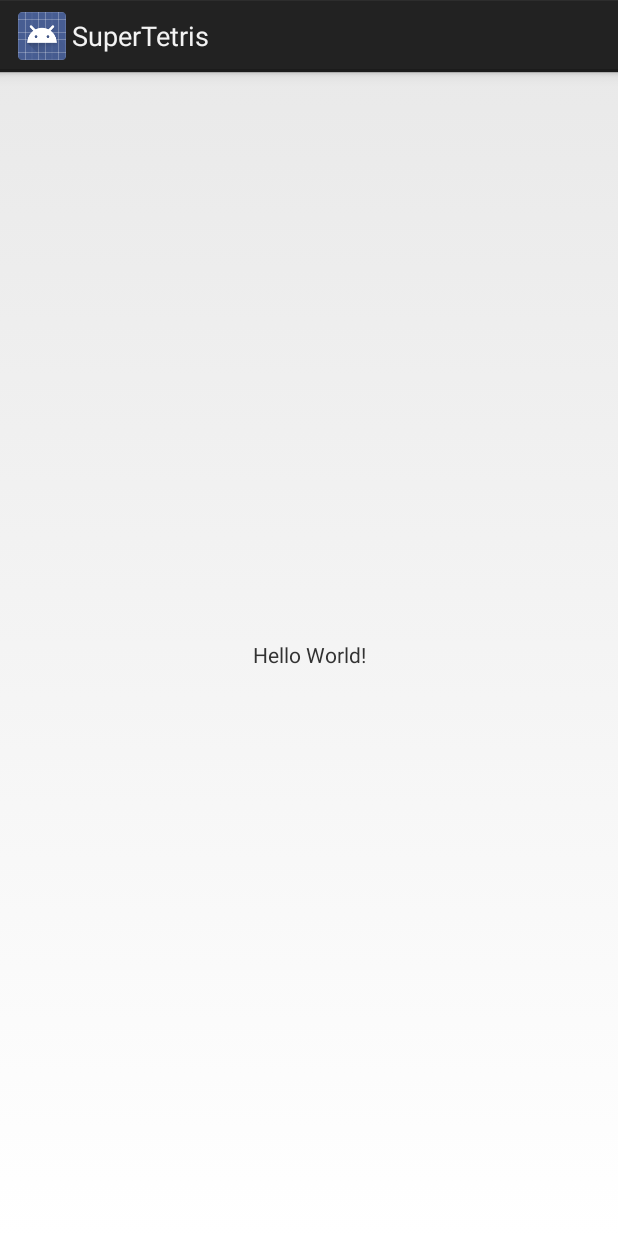
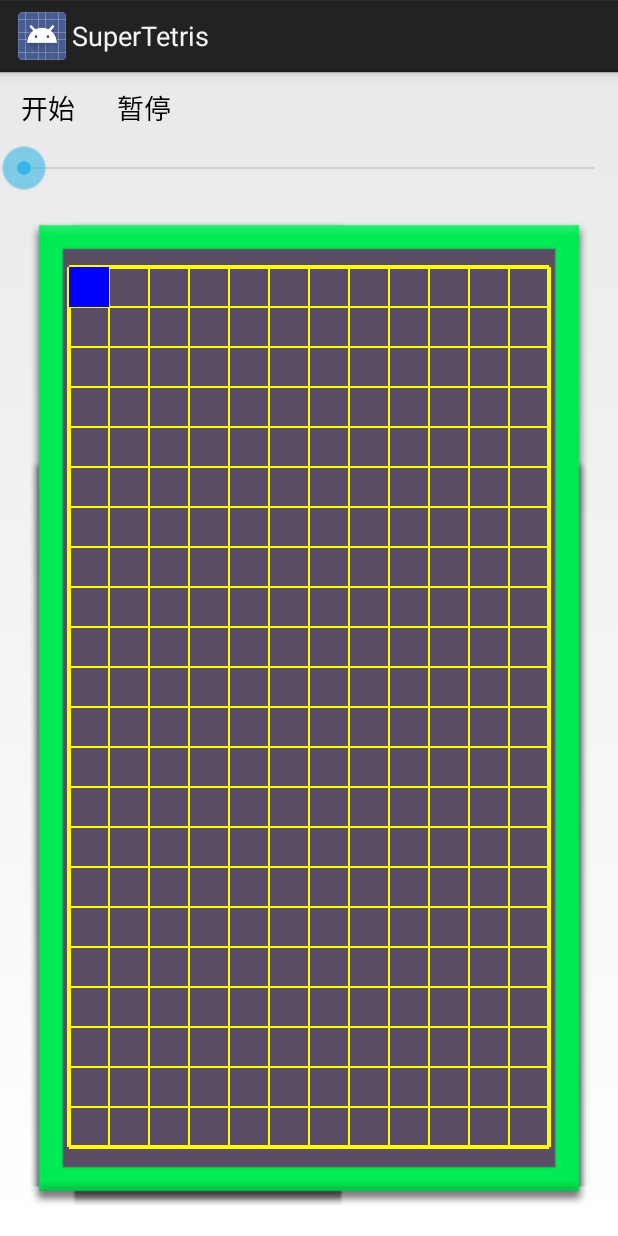
Before and after one commit to loongstone/super_tetris, an Android app: the screen it shows after launch (MainActivity), on a phone screen of 412 x 824 dp. Run offline under Robolectric (Android 15) with nearby library versions, the phone set to English and light mode, and no system bars.

Commit message:
初步完成绘制方格的逻辑,并加入简单界面

```diff
--- a/app/src/main/java/com/loongstone/supertetris/MainActivity.java
+++ b/app/src/main/java/com/loongstone/supertetris/MainActivity.java
@@ -2,15 +2,45 @@ package com.loongstone.supertetris;
 
 import android.app.Activity;
 import android.os.Bundle;
+import android.util.Log;
+import android.widget.SeekBar;
+
+import java.util.logging.Logger;
 
 /**
  * @author loongstone
  * @date 2017/11/25 21:59
  */
 public class MainActivity extends Activity {
+    private static final String TAG = "Main";
+    private TetrisView tetrisView;
     @Override
     protected void onCreate(Bundle savedInstanceState) {
         super.onCreate(savedInstanceState);
         setContentView(R.layout.activity_main);
+        initSeekBar();
     }
+
+    private void initSeekBar() {
+        tetrisView = findViewById(R.id.tv);
+        SeekBar seekBar = findViewById(R.id.seekBar);
+        seekBar.setOnSeekBarChangeListener(new SeekBar.OnSeekBarChangeListener() {
+            @Override
+            public void onProgressChanged(SeekBar seekBar, int i, boolean b) {
+                Log.d(TAG, "onProgressChanged: " + i);
+                tetrisView.setCellSize(i);
+            }
+
+            @Override
+            public void onStartTrackingTouch(SeekBar seekBar) {
+
+            }
+
+            @Override
+            public void onStopTrackingTouch(SeekBar seekBar) {
+
+            }
+        });
+    }
+
 }
--- /dev/null
+++ b/app/src/main/java/com/loongstone/supertetris/TetrisView.java
@@ -0,0 +1,98 @@
+package com.loongstone.supertetris;
+
+import android.content.Context;
+import android.graphics.Canvas;
+import android.graphics.Color;
+import android.graphics.Paint;
+import android.util.AttributeSet;
+import android.view.MotionEvent;
+import android.view.View;
+
+/**
+ * @author loongstone
+ * @date 2017/11/26
+ */
+
+public class TetrisView extends View {
+    /**
+     * 单元格大小:长宽相等
+     */
+    private int mCellSize = 70;
+    /**
+     * 横向单元格数量
+     */
+    private int mCellCountX = 12;
+    /**
+     * 纵向单元格 数量
+     */
+    private int mCellCountY;
+    private Paint mLinePaint;
+    private Paint mRectPaint;
+    private int width;
+    private int height;
+    private int left;
+    private int top;
+    private boolean[][] points;
+    int x, y;
+
+    public TetrisView(Context context) {
+        super(context);
+    }
+
+    public TetrisView(Context context, AttributeSet attrs) {
+        super(context, attrs);
+        init();
+    }
+
+    private void init() {
+        mLinePaint = new Paint();
+        mLinePaint.setColor(Color.YELLOW);
+        mLinePaint.setStrokeWidth(5);
+        mRectPaint = new Paint();
+        mRectPaint.setColor(Color.BLUE);
+
+    }
+
+
+    @Override
+    protected void onDraw(Canvas canvas) {
+        super.onDraw(canvas);
+        width = getWidth();
+        height = getHeight();
+        mCellSize = width / mCellCountX;
+        mCellCountY = height / mCellSize;
+        left = (width - mCellCountX * mCellSize) / 2;
+        top = (height - mCellCountY * mCellSize) / 2;
+
+        mLinePaint.setStrokeWidth(mCellSize / 20);
+        if (points == null) {
+            points = new boolean[mCellCountX][mCellCountY];
+        }
+        //绘制竖线
+        for (int i = 0; i <= mCellCountX; i++) {
+            x = left + i * mCellSize;
+            if (i == 0 || i == mCellCountX) {
+                mLinePaint.setStrokeWidth(mCellSize / 10);
+            } else {
+                mLinePaint.setStrokeWidth(mCellSize / 20);
+            }
+            canvas.drawLine(x, top, x, height - top, mLinePaint);
+        }
+
+        for (int i = 0; i <= mCellCountY; i++) {
+            y = top + i * mCellSize;
+            if (i == 0 || i == mCellCountY) {
+                mLinePaint.setStrokeWidth(mCellSize / 10);
+            } else {
+                mLinePaint.setStrokeWidth(mCellSize / 20);
+            }
+            canvas.drawLine(left, y, width - left, y, mLinePaint);
+        }
+        canvas.drawRect(left, top, left + mCellSize, top + mCellSize, mRectPaint);
+        //固定不变的背景,如画布,通过bitmap来简化和提高效率  canvas.drawBitmap();
+    }
+
+    public void setCellSize(int size) {
+
+    }
+}
--- a/app/src/main/res/layout/activity_main.xml
+++ b/app/src/main/res/layout/activity_main.xml
@@ -1,18 +1,51 @@
 <?xml version="1.0" encoding="utf-8"?>
-<android.support.constraint.ConstraintLayout xmlns:android="http://schemas.android.com/apk/res/android"
-    xmlns:app="http://schemas.android.com/apk/res-auto"
+<LinearLayout xmlns:android="http://schemas.android.com/apk/res/android"
     xmlns:tools="http://schemas.android.com/tools"
     android:layout_width="match_parent"
     android:layout_height="match_parent"
+    android:orientation="vertical"
+
     tools:context="com.loongstone.supertetris.MainActivity">
 
-    <TextView
+    <LinearLayout
         android:layout_width="wrap_content"
         android:layout_height="wrap_content"
-        android:text="Hello World!"
-        app:layout_constraintBottom_toBottomOf="parent"
-        app:layout_constraintLeft_toLeftOf="parent"
-        app:layout_constraintRight_toRightOf="parent"
-        app:layout_constraintTop_toTopOf="parent" />
+        android:orientation="horizontal">
 
-</android.support.constraint.ConstraintLayout>
+        <Button
+            style="?android:attr/buttonBarButtonStyle"
+            android:id="@+id/button2"
+            android:layout_width="match_parent"
+            android:layout_height="wrap_content"
+            android:text="@string/start" />
+
+        <Button
+            style="?android:attr/buttonBarButtonStyle"
+            android:id="@+id/button"
+            android:layout_width="match_parent"
+            android:layout_height="wrap_content"
+            android:text="@string/pause" />
+
+    </LinearLayout>
+
+    <SeekBar
+        android:id="@+id/seekBar"
+        android:max="1000"
+        android:layout_width="match_parent"
+        android:layout_height="wrap_content" />
+
+    <LinearLayout
+        android:layout_margin="20dp"
+        android:layout_gravity="center"
+        android:layout_width="match_parent"
+        android:layout_height="0dp"
+        android:layout_weight="1"
+        android:background="@drawable/new1"
+        android:orientation="horizontal">
+
+        <com.loongstone.supertetris.TetrisView
+            android:id="@+id/tv"
+            android:layout_width="match_parent"
+            android:layout_height="match_parent" />
+    </LinearLayout>
+</LinearLayout>
--- a/app/src/main/res/values/strings.xml
+++ b/app/src/main/res/values/strings.xml
@@ -1,3 +1,5 @@
 <resources>
     <string name="app_name">SuperTetris</string>
+    <string name="start">开始</string>
+    <string name="pause">暂停</string>
 </resources>
```
Also changed, not shown: app/src/main/res/drawable/background_kuang.9.png (added), app/src/main/res/drawable/new1.9.png (added).
